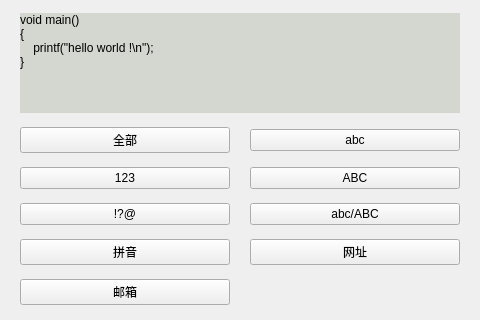
First picture: the form in pro-pinyin/mainwindow.ui, repository wexiangis/pinyin, before the edit.
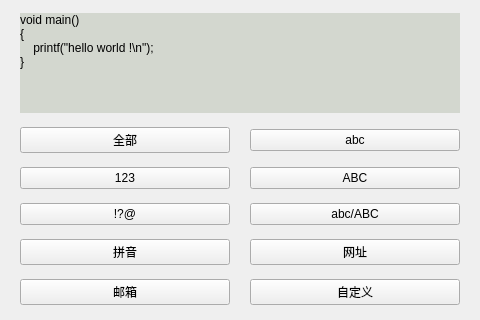
Second picture: the form after the edit.

```diff
--- a/pro-pinyin/mainwindow.ui
+++ b/pro-pinyin/mainwindow.ui
@@ -126,6 +126,13 @@
       </property>
      </widget>
     </item>
+    <item row="5" column="1">
+     <widget class="QPushButton" name="pushButton_user">
+      <property name="text">
+       <string>自定义</string>
+      </property>
+     </widget>
+    </item>
    </layout>
   </widget>
  </widget>
```
